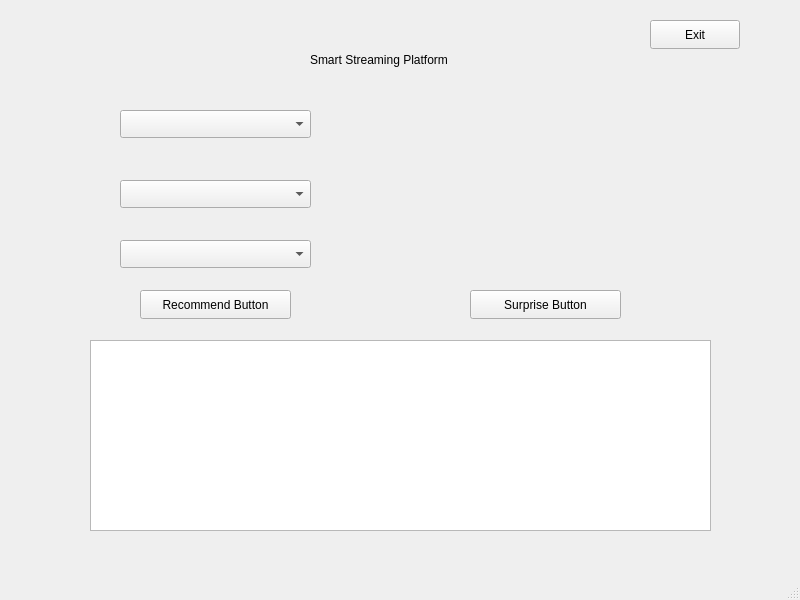
This is mainwindow.ui in SyedArfan04/smart-streaming-platform as Qt 5 draws it before an edit. The edited form follows.
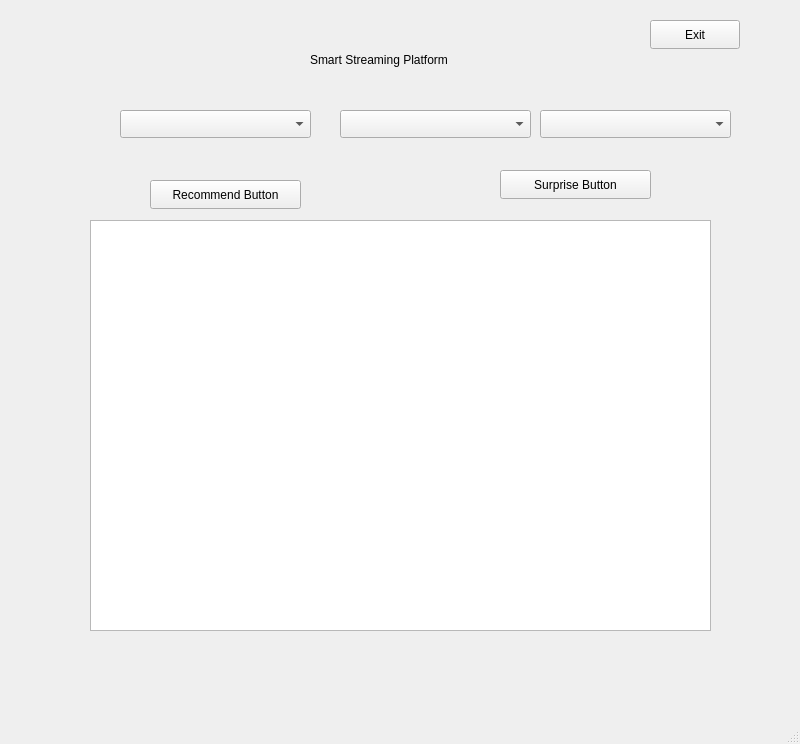
This is the edited form.

Diff of the .ui file:
```diff
--- a/mainwindow.ui
+++ b/mainwindow.ui
@@ -7,7 +7,7 @@
     <x>0</x>
     <y>0</y>
     <width>800</width>
-    <height>600</height>
+    <height>744</height>
    </rect>
   </property>
   <property name="windowTitle">
@@ -43,8 +43,8 @@
    <widget class="QComboBox" name="moodComboBox">
     <property name="geometry">
      <rect>
-      <x>120</x>
-      <y>180</y>
+      <x>340</x>
+      <y>110</y>
       <width>191</width>
       <height>28</height>
      </rect>
@@ -53,8 +53,8 @@
    <widget class="QComboBox" name="timeComboBox">
     <property name="geometry">
      <rect>
-      <x>120</x>
-      <y>240</y>
+      <x>540</x>
+      <y>110</y>
       <width>191</width>
       <height>28</height>
      </rect>
@@ -63,8 +63,8 @@
    <widget class="QPushButton" name="recommendButton">
     <property name="geometry">
      <rect>
-      <x>140</x>
-      <y>290</y>
+      <x>150</x>
+      <y>180</y>
       <width>151</width>
       <height>29</height>
      </rect>
@@ -76,8 +76,8 @@
    <widget class="QPushButton" name="surpriseButton">
     <property name="geometry">
      <rect>
-      <x>470</x>
-      <y>290</y>
+      <x>500</x>
+      <y>170</y>
       <width>151</width>
       <height>29</height>
      </rect>
@@ -90,9 +90,9 @@
     <property name="geometry">
      <rect>
       <x>90</x>
-      <y>340</y>
+      <y>220</y>
       <width>621</width>
-      <height>191</height>
+      <height>411</height>
      </rect>
     </property>
    </widget>
```
